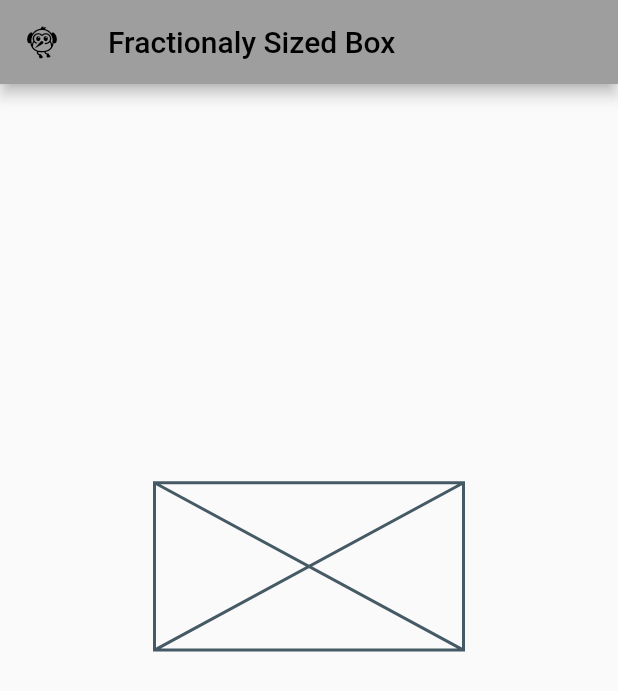
After one commit to Abitha-Annadurai/FFlutter_code-App, a Flutter app: the SixedBoxFrac screen opened directly, on a phone screen of 412 x 824 dp. The commit adds this screen. Shown: the top 691 px of the screen. Run offline on Flutter 3.47's test engine with Material 2 defaults, Android fonts, the light colour scheme and no system bars; our stand-ins replace cached_network_image, extended_image, fluttertoast, new_gradient_app_bar, transparent_image; missing offline and left inert: flutter_gradients.

Commit message:
Flutter Code.

```diff
--- /dev/null
+++ b/lib/layput/fractionalsizedbox_code.dart
@@ -0,0 +1,47 @@
+import 'package:flutter/material.dart';
+
+class SixedBoxFrac extends StatefulWidget {
+  const SixedBoxFrac({Key? key}) : super(key: key);
+
+  @override
+  State<SixedBoxFrac> createState() => _SixedBoxFracState();
+}
+
+class _SixedBoxFracState extends State<SixedBoxFrac> {
+  @override
+  Widget build(BuildContext context) {
+    return Scaffold(
+      appBar: AppBar(
+        backgroundColor: Colors.grey,
+        leading: Icon(Icons.flutter_dash),
+        title: Text('Fractionaly Sized Box'),
+      ),
+      body: Center(
+          child: Column(
+            children: [
+              Container(
+                height: 100,
+                width: 100,
+              ),
+              Flexible(
+                  child: FractionallySizedBox(
+                    heightFactor: 0.2,
+                  )),
+              Container(
+                height: 100,
+                width: 100,
+              ),
+              SizedBox(height: 10,),
+              Flexible(
+                child: FractionallySizedBox(
+                  heightFactor: 0.4,
+                  widthFactor: 0.5,
+                  child: Placeholder(),
+                ),
+              ),
+            ],
+          ),
+      ),
+    );
+  }
+}
--- a/lib/widget/widget_types.dart
+++ b/lib/widget/widget_types.dart
@@ -35,7 +35,7 @@ class _WidgetTypesState extends State<WidgetTypes> {
         leading: Padding(padding: EdgeInsets.only(left: 12), child: Image.asset('assest/icon.jpg')),
         actions: [
           TextButton(onPressed: () async {
-            var url = Uri.parse("");
+            var url = Uri.parse("https://github.com/Abitha-Annadurai/Flutter_Widget");
             if(await canLaunchUrl(url) != null){
               await launchUrl(url);
             }else{
```
Also changed, not shown: assest/bg6.jpg (added), lib/layput/column_code.dart (added), lib/layput/sizedbox_code.dart (added).
